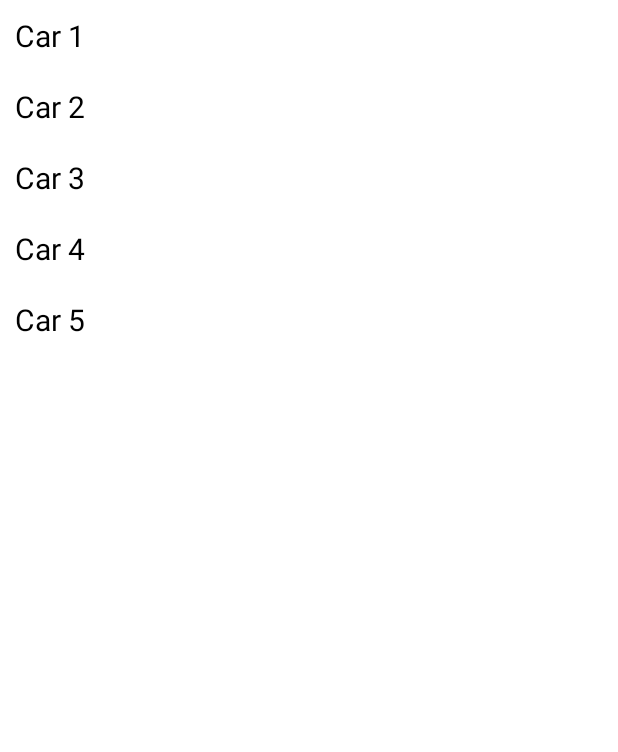
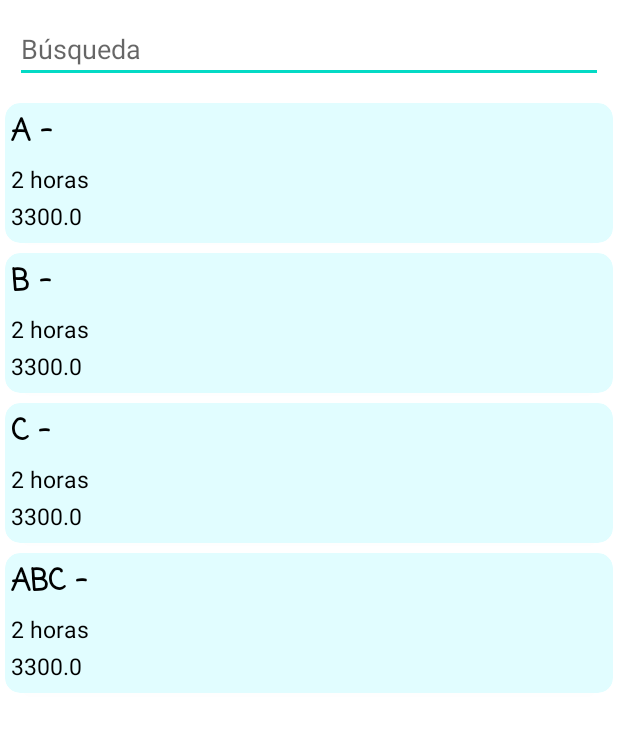
Before and after one commit to KevinFloresG/AirlineJKMobile, an Android app: the screen it shows after launch (MainActivity), on a phone screen of 412 x 824 dp, the part 84-836 px from its top. Run offline under Robolectric (Android 15) with nearby library versions, the phone set to English and light mode, and no system bars.

Commit message:
Recycler View of Flights Example

```diff
--- a/app/src/main/java/com/mobile/airlinejkmobile/MainActivity.kt
+++ b/app/src/main/java/com/mobile/airlinejkmobile/MainActivity.kt
@@ -9,7 +9,7 @@ import androidx.fragment.app.Fragment
 import com.google.android.material.navigation.NavigationView
 import com.mobile.airlinejkmobile.databinding.ActivityMainBinding
 import com.mobile.airlinejkmobile.fragments.*
-import com.mobile.airlinejkmobile.recycler_views.recyclers.RecyclerTryFragment
+import com.mobile.airlinejkmobile.recycler_views.recyclers.FlightsRecyclerFragment
 
 class MainActivity : AppCompatActivity(), NavigationView.OnNavigationItemSelectedListener {
 
@@ -35,7 +35,7 @@ class MainActivity : AppCompatActivity(), NavigationView.OnNavigationItemSelecte
         //=============== TRY RECYCLER ========================
         //val fragment : Fragment = RecyclerTryFragment.newInstance()
         val transaction = supportFragmentManager.beginTransaction()
-        transaction.replace(R.id.fragment_container, RecyclerTryFragment(),"recycler").commit()
+        transaction.replace(R.id.fragment_container, FlightsRecyclerFragment(),"recycler").commit()
         //=====================================================
     }
 
--- /dev/null
+++ b/app/src/main/java/com/mobile/airlinejkmobile/business_logic/Flight.kt
@@ -0,0 +1,3 @@
+package com.mobile.airlinejkmobile.business_logic
+
+data class Flight(val start: String, val end: String, val duration: String, val price: Double)
--- a/app/src/main/java/com/mobile/airlinejkmobile/business_logic/Model.kt
+++ b/app/src/main/java/com/mobile/airlinejkmobile/business_logic/Model.kt
@@ -5,8 +5,14 @@ import java.util.ArrayList
 object Model {
 
     var usersList = ArrayList<User>()
+    var flightsList = ArrayList<Flight>()
 
     init {
+        flightsList.add(Flight("A","","2 horas", 3300.0))
+        flightsList.add(Flight("B","","2 horas", 3300.0))
+        flightsList.add(Flight("C","","2 horas", 3300.0))
+        flightsList.add(Flight("ABC","","2 horas", 3300.0))
+
         usersList.add(User("java123", "123", "Javier","Amador","Delgado",
             "java64@gmail.com", "2000-05-30","San Jose","2222-2222","8611-7062",0))
 
--- a/app/src/main/java/com/mobile/airlinejkmobile/recycler_views/recycler_adapters/FlightsRecyclerViewAdapter.kt
+++ b/app/src/main/java/com/mobile/airlinejkmobile/recycler_views/recycler_adapters/FlightsRecyclerViewAdapter.kt
@@ -1,27 +1,33 @@
 package com.mobile.airlinejkmobile.recycler_views.recycler_adapters
 
+import android.annotation.SuppressLint
 import android.view.LayoutInflater
 import android.view.View
 import android.view.ViewGroup
+import android.widget.TextView
 import androidx.recyclerview.widget.RecyclerView
 import com.mobile.airlinejkmobile.R
-import com.mobile.airlinejkmobile.business_logic.Car
+import com.mobile.airlinejkmobile.business_logic.Flight
 
 class FlightsRecyclerViewAdapter(
-    private val flights: List<Car>,
+    private var flights: List<Flight>,
     private val clickListener: ClickListener
     ) : RecyclerView.Adapter<FlightsRecyclerViewAdapter.MyViewHolder>() {
 
     override fun onCreateViewHolder(parent: ViewGroup, viewType: Int): MyViewHolder {
         val view = LayoutInflater.from(parent.context)
-            .inflate(R.layout.recycler_car_row, parent, false)
+            .inflate(R.layout.flights_row, parent, false)
         return MyViewHolder(view)
     }
 
+    @SuppressLint("SetTextI18n")
     override fun onBindViewHolder(holder: MyViewHolder, position: Int) {
-       // holder.carTitleTextview.text = flights[position].title
+        val f = flights[position]
+        holder.route.text = f.start + " - " + f.end
+        holder.duration.text = f.duration
+        holder.price.text = f.price.toString()
         holder.itemView.setOnClickListener {
-            clickListener.onItemClick(flights[position])
+            clickListener.onItemClick(f)
         }
     }
 
@@ -29,12 +35,19 @@ class FlightsRecyclerViewAdapter(
         return flights.size
     }
 
+    fun updateList(list: ArrayList<Flight>){
+        flights = list
+        notifyDataSetChanged()
+    }
+
     class MyViewHolder(view: View) : RecyclerView.ViewHolder(view){
-       // val carTitleTextview: TextView = view.findViewById(R.id.car_title)
+        val route: TextView = view.findViewById(R.id.flight_route)
+        val duration: TextView = view.findViewById(R.id.flight_duration)
+        val price: TextView = view.findViewById(R.id.flight_price)
     }
 
     interface ClickListener{
-        fun onItemClick(car: Car)
+        fun onItemClick(flight: Flight)
     }
 
 }
--- a/app/src/main/java/com/mobile/airlinejkmobile/recycler_views/recyclers/FlightsRecyclerFragment.kt
+++ b/app/src/main/java/com/mobile/airlinejkmobile/recycler_views/recyclers/FlightsRecyclerFragment.kt
@@ -1,45 +1,87 @@
 package com.mobile.airlinejkmobile.recycler_views.recyclers
 
 import android.os.Bundle
+import android.text.Editable
+import android.text.TextWatcher
 import androidx.fragment.app.Fragment
 import android.view.LayoutInflater
 import android.view.View
 import android.view.ViewGroup
+import android.widget.EditText
+import androidx.recyclerview.widget.ItemTouchHelper
+import androidx.recyclerview.widget.LinearLayoutManager
+import androidx.recyclerview.widget.RecyclerView
 import com.mobile.airlinejkmobile.R
+import com.mobile.airlinejkmobile.business_logic.Flight
+import com.mobile.airlinejkmobile.business_logic.Model
+import com.mobile.airlinejkmobile.fragments.FlightDetailFragment
+import com.mobile.airlinejkmobile.recycler_views.recycler_adapters.FlightsRecyclerViewAdapter
 
-class FlightsRecyclerFragment : Fragment() {
+class FlightsRecyclerFragment : Fragment(), FlightsRecyclerViewAdapter.ClickListener {
 
-    private var param1: String? = null
-
-    override fun onCreate(savedInstanceState: Bundle?) {
-        super.onCreate(savedInstanceState)
-        arguments?.let {
-        }
-    }
+    private lateinit var adapter: FlightsRecyclerViewAdapter
+    private val flights: ArrayList<Flight> = Model.flightsList
 
     override fun onCreateView(
         inflater: LayoutInflater, container: ViewGroup?,
         savedInstanceState: Bundle?
     ): View? {
-        // Inflate the layout for this fragment
-        return inflater.inflate(R.layout.fragment_flights_recycler, container, false)
+        val view = inflater.inflate(R.layout.fragment_flights_recycler, container, false)
+        initRecycler(view)
+        return view
     }
 
-    companion object {
-        /**
-         * Use this factory method to create a new instance of
-         * this fragment using the provided parameters.
-         *
-         * @param param1 Parameter 1.
-         * @param param2 Parameter 2.
-         * @return A new instance of fragment FlightsRecyclerFragment.
-         */
-        // TODO: Rename and change types and number of parameters
-        @JvmStatic
-        fun newInstance(param1: String, param2: String) =
-            FlightsRecyclerFragment().apply {
-                arguments = Bundle().apply {
-                }
+    private fun initRecycler(view: View){
+        val recycler = view.findViewById<RecyclerView>(R.id.recycler_flights)
+        recycler.layoutManager = LinearLayoutManager(activity)
+        adapter = FlightsRecyclerViewAdapter(flights, this)
+        recycler.adapter = adapter
+
+        val search = view.findViewById<EditText>(R.id.search_flights)
+        search.addTextChangedListener(object : TextWatcher{
+            override fun beforeTextChanged(s: CharSequence?, start: Int, count: Int, after: Int) {}
+            override fun onTextChanged(s: CharSequence?, start: Int, before: Int, count: Int) {}
+            override fun afterTextChanged(s: Editable?) {
+                filter(s.toString())
             }
+        })
+        //Code for Swiping on a Recycler Row
+        val itemSwipe = object : ItemTouchHelper.SimpleCallback(0, ItemTouchHelper.RIGHT) {
+            override fun onMove(
+                recyclerView: RecyclerView,
+                viewHolder: RecyclerView.ViewHolder,
+                target: RecyclerView.ViewHolder
+            ): Boolean {
+                return false
+            }
+
+            override fun onSwiped(viewHolder: RecyclerView.ViewHolder, direction: Int) {
+                // poner el cambiar de fragment
+            }
+        }
+
+        val swap = ItemTouchHelper(itemSwipe)
+        swap.attachToRecyclerView(recycler)
+    }
+
+    private fun filter(string: String){
+        val filteredFlights = ArrayList<Flight>()
+        var route : String
+        flights.forEach{
+            route = it.start + " - " + it.end
+            if (route.lowercase().contains(string.lowercase())){
+                filteredFlights.add(it)
+            }
+        }
+        adapter.updateList(filteredFlights)
+    }
+
+    override fun onItemClick(flight: Flight) {
+        val fragment: Fragment = FlightDetailFragment.newInstance(flight)
+        val transaction = activity?.supportFragmentManager!!.beginTransaction()
+        transaction.hide(activity?.supportFragmentManager!!.findFragmentByTag("recycler")!!)
+        transaction.add(R.id.fragment_container, fragment)
+        transaction.addToBackStack(null)
+        transaction.commit()
     }
 }
--- /dev/null
+++ b/app/src/main/res/layout/flights_row.xml
@@ -0,0 +1,60 @@
+<?xml version="1.0" encoding="utf-8"?>
+<!--
+<LinearLayout xmlns:android="http://schemas.android.com/apk/res/android"
+    xmlns:app="http://schemas.android.com/apk/res-auto"
+    android:layout_width="match_parent"
+    android:layout_height="wrap_content"
+    android:orientation="vertical"
+    >-->
+<androidx.cardview.widget.CardView xmlns:android="http://schemas.android.com/apk/res/android"
+    xmlns:app="http://schemas.android.com/apk/res-auto"
+    android:layout_width="match_parent"
+    android:layout_height="wrap_content"
+    android:layout_margin="3dp"
+    app:cardBackgroundColor="#E1FDFF"
+    app:cardCornerRadius="10dp">
+
+    <LinearLayout
+        android:layout_width="match_parent"
+        android:layout_height="match_parent"
+        android:layout_margin="4dp"
+        android:orientation="vertical">
+
+        <TextView
+            android:id="@+id/flight_route"
+            android:layout_width="wrap_content"
+            android:layout_height="wrap_content"
+            android:layout_marginBottom="5dp"
+            android:fontFamily="casual"
+            android:textColor="@color/black"
+            android:textSize="20sp"
+            android:textStyle="bold"
+            app:layout_constraintBottom_toBottomOf="parent"
+            app:layout_constraintStart_toStartOf="parent"
+            app:layout_constraintTop_toTopOf="parent" />
+
+        <TextView
+            android:id="@+id/flight_duration"
+            android:layout_width="wrap_content"
+            android:layout_height="wrap_content"
+            android:layout_marginBottom="3dp"
+            android:textColor="@color/black"
+            android:textSize="15sp"
+            app:layout_constraintBottom_toBottomOf="parent"
+            app:layout_constraintStart_toStartOf="parent"
+            app:layout_constraintTop_toTopOf="parent" />
+
+        <TextView
+            android:id="@+id/flight_price"
+            android:layout_width="wrap_content"
+            android:layout_height="wrap_content"
+            android:layout_marginBottom="3dp"
+            android:textColor="@color/black"
+            android:textSize="15sp"
+            app:layout_constraintBottom_toBottomOf="parent"
+            app:layout_constraintStart_toStartOf="parent"
+            app:layout_constraintTop_toTopOf="parent" />
+    </LinearLayout>
+</androidx.cardview.widget.CardView>
+<!--
+</LinearLayout>-->
--- a/app/src/main/res/layout/fragment_flights_recycler.xml
+++ b/app/src/main/res/layout/fragment_flights_recycler.xml
@@ -1,14 +1,33 @@
 <?xml version="1.0" encoding="utf-8"?>
-<FrameLayout xmlns:android="http://schemas.android.com/apk/res/android"
+<LinearLayout
+    xmlns:android="http://schemas.android.com/apk/res/android"
+    xmlns:app="http://schemas.android.com/apk/res-auto"
     xmlns:tools="http://schemas.android.com/tools"
     android:layout_width="match_parent"
     android:layout_height="match_parent"
+    android:orientation="vertical"
     tools:context=".recycler_views.recyclers.FlightsRecyclerFragment">
 
-    <!-- TODO: Update blank fragment layout -->
-    <TextView
+    <EditText
+        android:id="@+id/search_flights"
+        android:layout_width="match_parent"
+        android:layout_height="wrap_content"
+        android:layout_margin="10dp"
+        app:layout_constraintEnd_toEndOf="parent"
+        app:layout_constraintStart_toStartOf="parent"
+        app:layout_constraintTop_toTopOf="parent"
+        android:autofillHints=""
+        android:hint="@string/b_squeda"
+        android:inputType="text"
+        tools:ignore="LabelFor" />
+
+    <androidx.recyclerview.widget.RecyclerView
+        android:id="@+id/recycler_flights"
         android:layout_width="match_parent"
         android:layout_height="match_parent"
-        android:text="@string/hello_blank_fragment" />
+        app:layout_constraintBottom_toBottomOf="parent"
+        app:layout_constraintEnd_toEndOf="parent"
+        app:layout_constraintStart_toStartOf="parent"
+        app:layout_constraintTop_toBottomOf="@+id/editText" />
 
-</FrameLayout>
+</LinearLayout>
--- a/app/src/main/res/values/strings.xml
+++ b/app/src/main/res/values/strings.xml
@@ -30,4 +30,5 @@
     <string name="username">Username</string>
     <string name="passwordL">Password:</string>
     <string name="confirm_passwordL">Confirm Password:</string>
+    <string name="b_squeda">Búsqueda</string>
 </resources>
```
Also changed, not shown: app/src/main/java/com/mobile/airlinejkmobile/fragments/FlightDetailFragment.kt (added, +55 -0 lines), app/src/main/res/layout/fragment_flight_detail.xml (added, +19 -0 lines).
